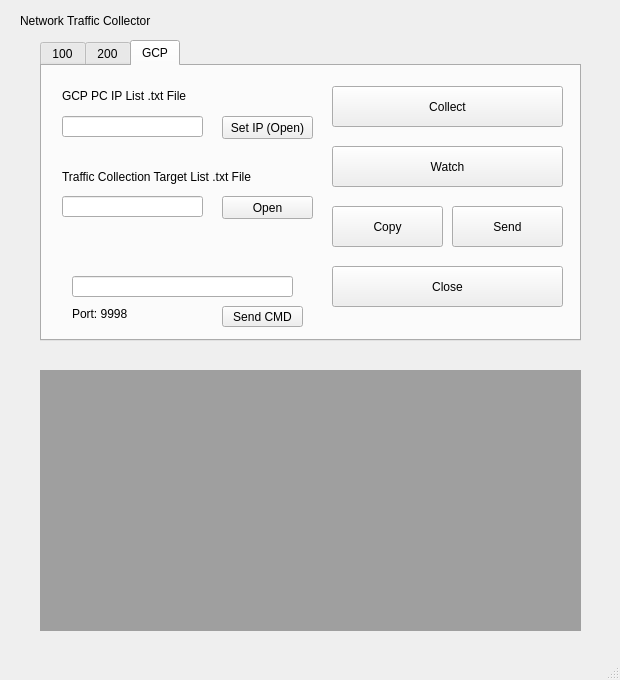
The window that src/CC_Server_GUI.ui (gunh0/tor-network-analyzer) describes before a commit, drawn with Qt 5.
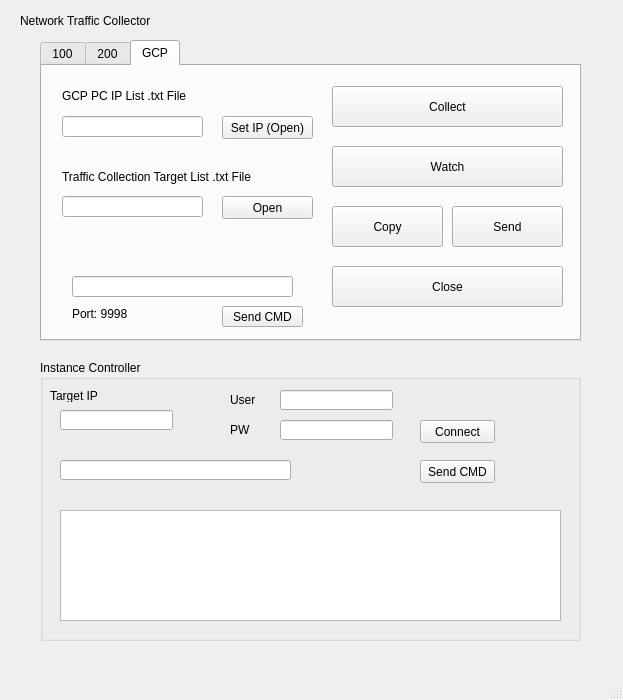
The same window after the commit.

The edit to the form file:
```diff
--- a/src/CC_Server_GUI.ui
+++ b/src/CC_Server_GUI.ui
@@ -6,8 +6,8 @@
    <rect>
     <x>0</x>
     <y>0</y>
-    <width>620</width>
-    <height>680</height>
+    <width>623</width>
+    <height>700</height>
    </rect>
   </property>
   <property name="windowTitle">
@@ -784,15 +784,133 @@
      </widget>
     </widget>
    </widget>
-   <widget class="QMdiArea" name="mdiArea">
+   <widget class="QGroupBox" name="groupBox">
     <property name="geometry">
      <rect>
       <x>40</x>
-      <y>370</y>
+      <y>360</y>
       <width>541</width>
-      <height>261</height>
+      <height>281</height>
      </rect>
     </property>
+    <property name="title">
+     <string>Instance Controller</string>
+    </property>
+    <widget class="QPushButton" name="InCtl_btnConnect">
+     <property name="geometry">
+      <rect>
+       <x>380</x>
+       <y>60</y>
+       <width>75</width>
+       <height>23</height>
+      </rect>
+     </property>
+     <property name="text">
+      <string>Connect</string>
+     </property>
+    </widget>
+    <widget class="QPushButton" name="pushButton_2">
+     <property name="geometry">
+      <rect>
+       <x>380</x>
+       <y>100</y>
+       <width>75</width>
+       <height>23</height>
+      </rect>
+     </property>
+     <property name="text">
+      <string>Send CMD</string>
+     </property>
+    </widget>
+    <widget class="QTextBrowser" name="textBrowser">
+     <property name="geometry">
+      <rect>
+       <x>20</x>
+       <y>150</y>
+       <width>501</width>
+       <height>111</height>
+      </rect>
+     </property>
+    </widget>
+    <widget class="QLineEdit" name="InCtl_ipInput">
+     <property name="geometry">
+      <rect>
+       <x>20</x>
+       <y>50</y>
+       <width>113</width>
+       <height>20</height>
+      </rect>
+     </property>
+    </widget>
+    <widget class="QLineEdit" name="InCtl_cmd">
+     <property name="geometry">
+      <rect>
+       <x>20</x>
+       <y>100</y>
+       <width>231</width>
+       <height>20</height>
+      </rect>
+     </property>
+    </widget>
+    <widget class="QLineEdit" name="InCtl_user">
+     <property name="geometry">
+      <rect>
+       <x>240</x>
+       <y>30</y>
+       <width>113</width>
+       <height>20</height>
+      </rect>
+     </property>
+    </widget>
+    <widget class="QLineEdit" name="InCtl_pw">
+     <property name="geometry">
+      <rect>
+       <x>240</x>
+       <y>60</y>
+       <width>113</width>
+       <height>20</height>
+      </rect>
+     </property>
+    </widget>
+    <widget class="QLabel" name="label_9">
+     <property name="geometry">
+      <rect>
+       <x>10</x>
+       <y>30</y>
+       <width>56</width>
+       <height>12</height>
+      </rect>
+     </property>
+     <property name="text">
+      <string>Target IP</string>
+     </property>
+    </widget>
+    <widget class="QLabel" name="label_11">
+     <property name="geometry">
+      <rect>
+       <x>190</x>
+       <y>30</y>
+       <width>41</width>
+       <height>20</height>
+      </rect>
+     </property>
+     <property name="text">
+      <string>User</string>
+     </property>
+    </widget>
+    <widget class="QLabel" name="label_14">
+     <property name="geometry">
+      <rect>
+       <x>190</x>
+       <y>60</y>
+       <width>41</width>
+       <height>20</height>
+      </rect>
+     </property>
+     <property name="text">
+      <string>PW</string>
+     </property>
+    </widget>
    </widget>
   </widget>
   <widget class="QMenuBar" name="menubar">
```
Left out of the diff: 2 changed lines with no effect on the pictures.
